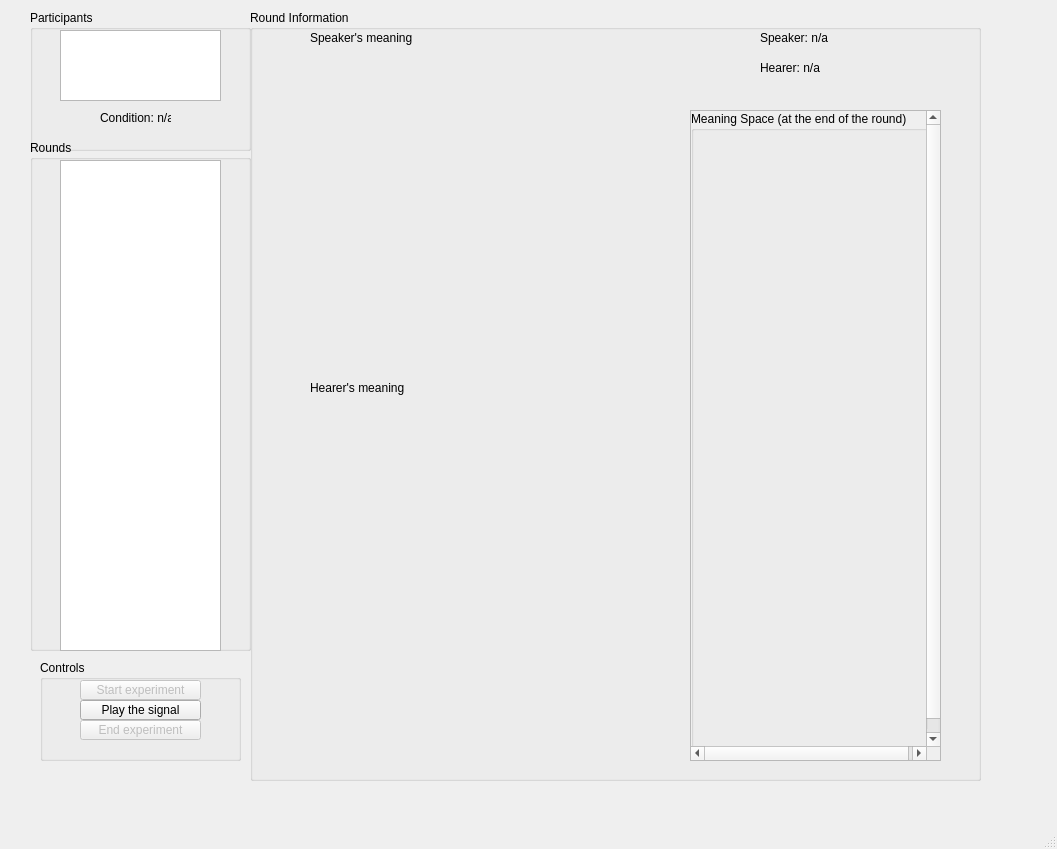
keryil/leaparticulatorqt, file qt_generated/ServerWindow.ui: the form before one commit.
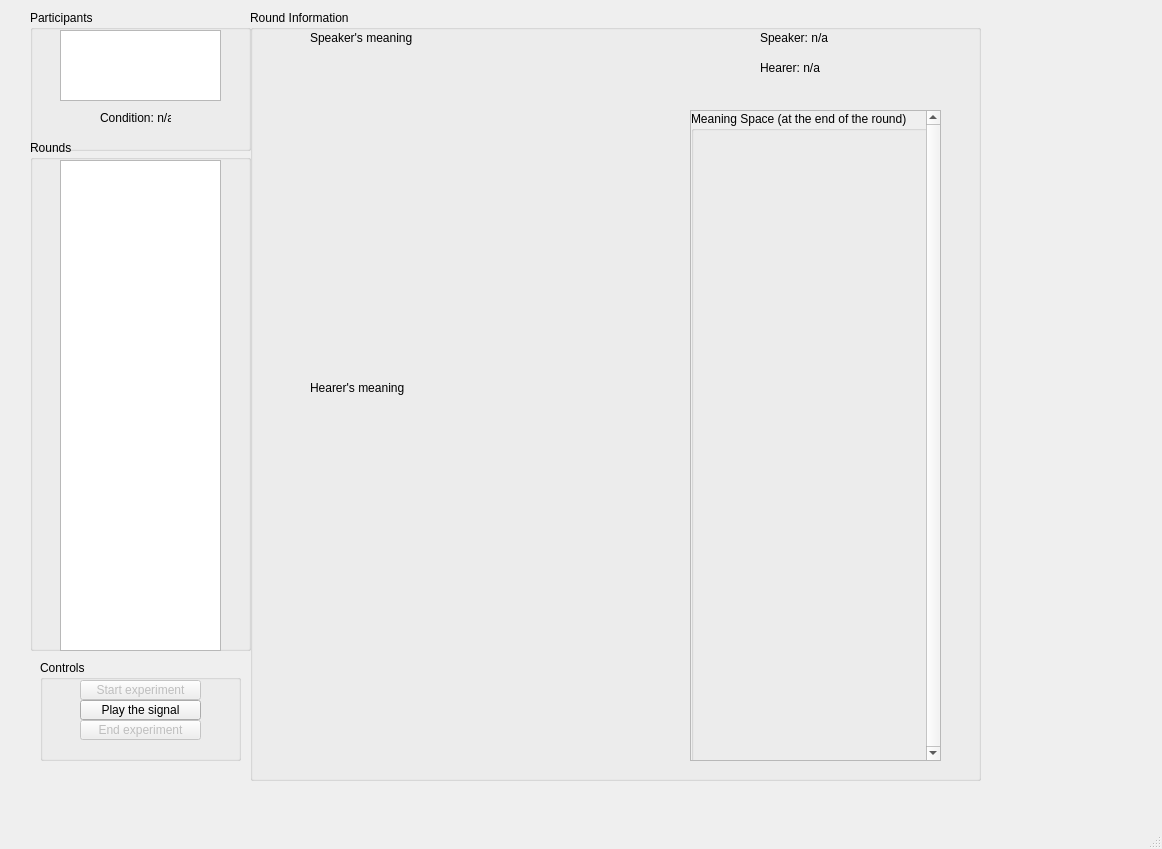
The form after the commit.

Commit message: Parameterized pixmap() method of meanings for size, fixes #39.

The edit to the form file:
```diff
--- a/qt_generated/ServerWindow.ui
+++ b/qt_generated/ServerWindow.ui
@@ -6,14 +6,29 @@
    <rect>
     <x>0</x>
     <y>0</y>
-    <width>1057</width>
+    <width>1162</width>
     <height>849</height>
    </rect>
   </property>
+  <property name="sizePolicy">
+   <sizepolicy hsizetype="Preferred" vsizetype="Preferred">
+    <horstretch>1</horstretch>
+    <verstretch>1</verstretch>
+   </sizepolicy>
+  </property>
   <property name="windowTitle">
    <string>LeapP2P Server</string>
   </property>
   <widget class="QWidget" name="centralwidget">
+   <property name="sizePolicy">
+    <sizepolicy hsizetype="Expanding" vsizetype="Preferred">
+     <horstretch>0</horstretch>
+     <verstretch>0</verstretch>
+    </sizepolicy>
+   </property>
+   <property name="autoFillBackground">
+    <bool>true</bool>
+   </property>
    <widget class="QGroupBox" name="groupBox">
     <property name="geometry">
      <rect>
@@ -184,28 +199,34 @@
        <height>651</height>
       </rect>
      </property>
+     <property name="sizePolicy">
+      <sizepolicy hsizetype="Expanding" vsizetype="Expanding">
+       <horstretch>0</horstretch>
+       <verstretch>1</verstretch>
+      </sizepolicy>
+     </property>
      <property name="verticalScrollBarPolicy">
       <enum>Qt::ScrollBarAlwaysOn</enum>
      </property>
      <property name="horizontalScrollBarPolicy">
-      <enum>Qt::ScrollBarAlwaysOn</enum>
+      <enum>Qt::ScrollBarAsNeeded</enum>
      </property>
      <property name="widgetResizable">
-      <bool>false</bool>
+      <bool>true</bool>
      </property>
      <widget class="QWidget" name="groupBox_5">
       <property name="geometry">
        <rect>
         <x>0</x>
         <y>0</y>
-        <width>239</width>
-        <height>649</height>
+        <width>227</width>
+        <height>647</height>
        </rect>
       </property>
       <property name="sizePolicy">
-       <sizepolicy hsizetype="MinimumExpanding" vsizetype="MinimumExpanding">
+       <sizepolicy hsizetype="MinimumExpanding" vsizetype="Expanding">
         <horstretch>0</horstretch>
-        <verstretch>0</verstretch>
+        <verstretch>1</verstretch>
        </sizepolicy>
       </property>
       <widget class="QGroupBox" name="meaningSpace">
@@ -218,11 +239,17 @@
         </rect>
        </property>
        <property name="sizePolicy">
-        <sizepolicy hsizetype="MinimumExpanding" vsizetype="MinimumExpanding">
+        <sizepolicy hsizetype="Preferred" vsizetype="Expanding">
          <horstretch>0</horstretch>
-         <verstretch>0</verstretch>
+         <verstretch>1</verstretch>
         </sizepolicy>
        </property>
+       <property name="layoutDirection">
+        <enum>Qt::LeftToRight</enum>
+       </property>
+       <property name="autoFillBackground">
+        <bool>false</bool>
+       </property>
        <property name="title">
         <string>Meaning Space (at the end of the round)</string>
        </property>
```
Left out of the diff: 12 changed lines with no effect on the pictures. The commit also changes 2 other files.
